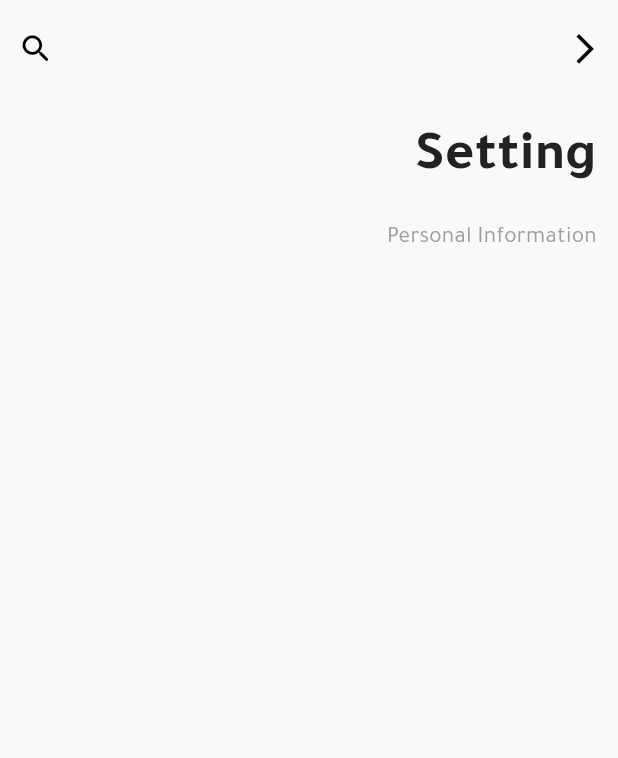
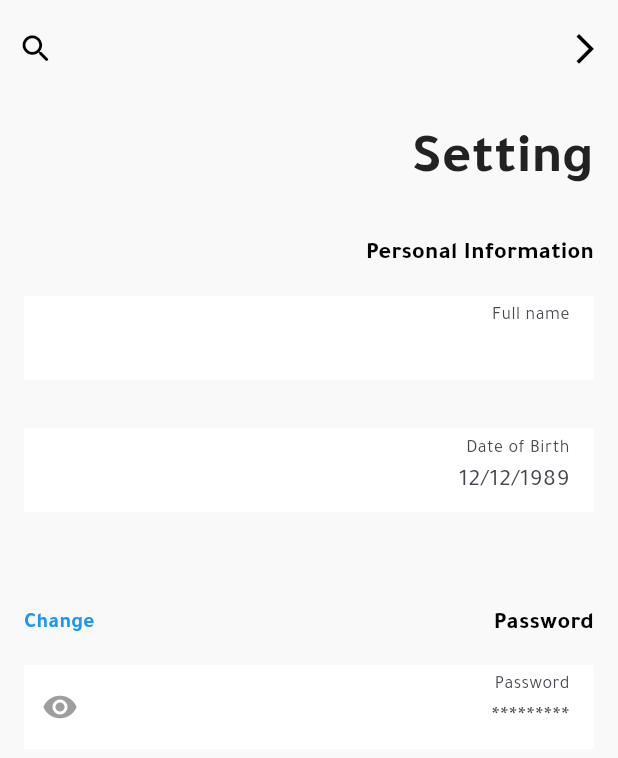
Before and after one commit to ideasandconceptsit/khayat_team1, a Flutter app: the SettingView screen opened by its route, on a phone screen of 412 x 824 dp. Shown: the top 758 px of the screen. Run offline on Flutter 3.47's test engine with Material 3 defaults, Android fonts, the phone set to English and light mode, and no system bars; our stand-ins replace cached_network_image, dio, flutter_screenutil, flutter_svg, get, get_storage and 1 more; missing offline and left inert: awesome_dio_interceptor; accounts and stored records are empty.

Commit message:
Add settings personal information section and update setting view layout

```diff
--- a/lib/features/profile/view/setting_view.dart
+++ b/lib/features/profile/view/setting_view.dart
@@ -3,6 +3,7 @@ import 'package:flutter_screenutil/flutter_screenutil.dart';
 import 'package:team1_khayat/core/app_colors.dart';
 import 'package:team1_khayat/core/app_styles.dart';
 import 'package:team1_khayat/features/profile/view/widget/header_view_widget.dart';
+import 'package:team1_khayat/features/profile/view/widget/seting_section.dart';
 import 'package:team1_khayat/shared/custom_app_bar/custom_app_bar.dart';
 
 class SettingView extends StatelessWidget {
@@ -10,23 +11,25 @@ class SettingView extends StatelessWidget {
 
   @override
   Widget build(BuildContext context) {
-    return  Scaffold(
+    return Scaffold(
       appBar: const CustomAppBar(
-        actionIcon:Icons.search_rounded ,
+        actionIcon: Icons.search_rounded,
         arrowBackVisibility: true,
       ),
       body: Padding(
-        padding: const EdgeInsets.all(14.0),
+        padding: const EdgeInsets.all(16.0),
         child: CustomScrollView(
           slivers: [
-             SliverToBoxAdapter(child: HeaderSection(text: 'Setting')),
-                    SliverToBoxAdapter(
-                    child: SizedBox(height: 15.h),
-                  ),
-                   SliverToBoxAdapter(
-              child: Text('Personal Information',
-                  style: AppTextStyles.tajawaltextStyle14
-                      .copyWith(color: AppColors.grey)),
+            SliverToBoxAdapter(child: HeaderSection(text: 'Setting')),
+            SliverToBoxAdapter(
+              child: SizedBox(height: 15.h),
+            ),
+            SliverList(
+              delegate: SliverChildListDelegate(
+                [const SettingsPersonalInformationSection(),
+
+                ],
+              ),
             ),
           ],
         ),
--- /dev/null
+++ b/lib/features/profile/view/widget/seting_section.dart
@@ -0,0 +1,42 @@
+import 'package:flutter/material.dart';
+import 'package:flutter_screenutil/flutter_screenutil.dart';
+import 'package:team1_khayat/shared/custom_form_field/csutom_form_field.dart';
+
+class SettingsPersonalInformationSection extends StatelessWidget {
+
+  const SettingsPersonalInformationSection({
+    super.key});
+
+  @override
+  Widget build(BuildContext context) {
+    return Column(
+      crossAxisAlignment: CrossAxisAlignment.start,
+      children: [
+       _buildSectionTitle('Personal Information'),
+       CustomFormField( labelText: 'Full name',),
+       SizedBox(height:24.h ,),
+       CustomFormField(
+        labelText: 'Date of Birth' , hintText: '12/12/1989',),
+        SizedBox(height: 54.h),
+        _buildSectionTitle('Password', actionText: 'Change'),
+        CustomFormField(labelText: 'Password' ,obscureText: true , hintText: '*********',),
+        SizedBox(height: 54.h),
+      ],
+    );
+  }
+
+   Widget _buildSectionTitle(String title, {String? actionText}) {
+    return Padding(
+      padding: const EdgeInsets.symmetric(vertical: 8.0),
+      child: Row(
+        mainAxisAlignment: MainAxisAlignment.spaceBetween,
+        children: [
+          Text(title, style: TextStyle(color: Colors.black, fontSize: 16, fontWeight: FontWeight.bold)),
+          if (actionText != null)
+            Text(actionText, style: TextStyle(color: Colors.blue, fontSize: 14, fontWeight: FontWeight.bold)),
+        ],
+      ),
+    );
+  }
+
+}
--- a/lib/shared/custom_form_field/csutom_form_field.dart
+++ b/lib/shared/custom_form_field/csutom_form_field.dart
@@ -6,7 +6,7 @@ import 'package:team1_khayat/core/app_styles.dart';
 
 class CustomFormField extends StatefulWidget {
   final String? labelText;
-  final String hintText;
+  final String? hintText;
   final bool obscureText;
   final TextInputType keyboardType;
   final FormFieldValidator<String>? validator;
@@ -16,7 +16,7 @@ class CustomFormField extends StatefulWidget {
    CustomFormField({
     Key? key,
     this.labelText,
-    required this.hintText,
+     this.hintText,
     this.obscureText = false,
     this.keyboardType = TextInputType.text,
     this.validator,
--- a/lib/state_managment/app_pages.dart
+++ b/lib/state_managment/app_pages.dart
@@ -56,7 +56,7 @@ class AppPages {
     ),
      GetPage(
       name: Routes.settingView,
-      page: () =>  const SettingView(),
+      page: () =>   SettingView(),
     ),
   ];
 }
```
